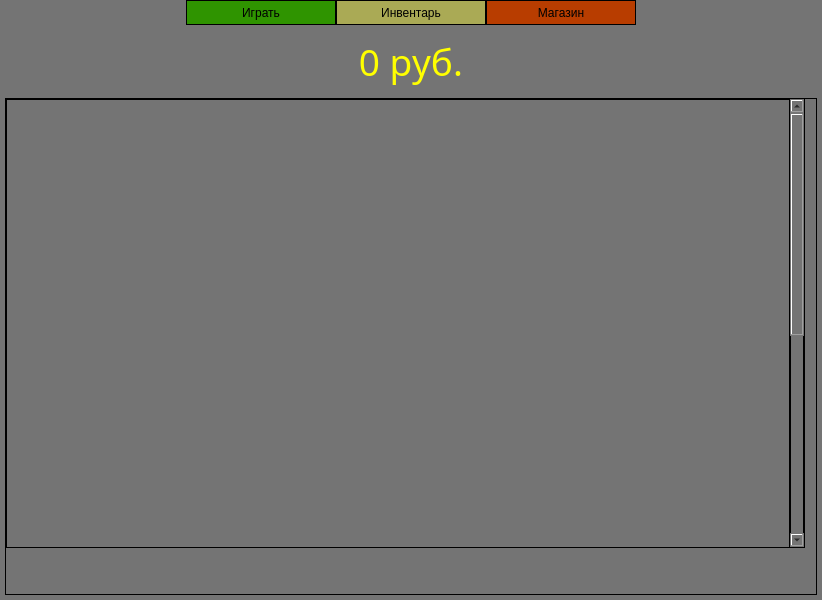
Leksusmart/Maze_Case, file src/MazeWindow.ui: the form before one commit.
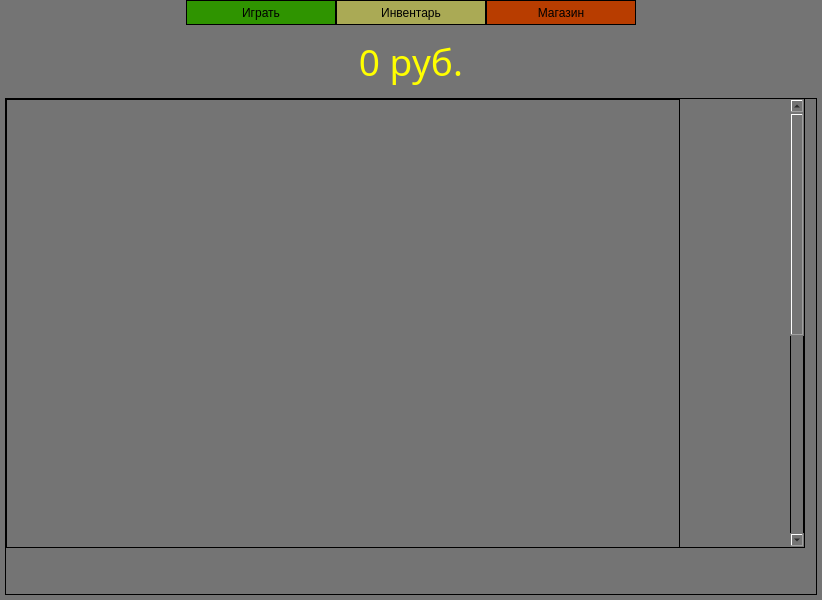
The form after the commit. The open tabs and pages were chosen to show the change. Icons and pictures are not drawn.

```diff
--- a/src/MazeWindow.ui
+++ b/src/MazeWindow.ui
@@ -827,7 +827,7 @@
          </property>
          <layout class="QGridLayout" name="gridLayout">
           <property name="sizeConstraint">
-           <enum>QLayout::SizeConstraint::SetMinimumSize</enum>
+           <enum>QLayout::SizeConstraint::SetMaximumSize</enum>
           </property>
           <property name="leftMargin">
            <number>5</number>
```
